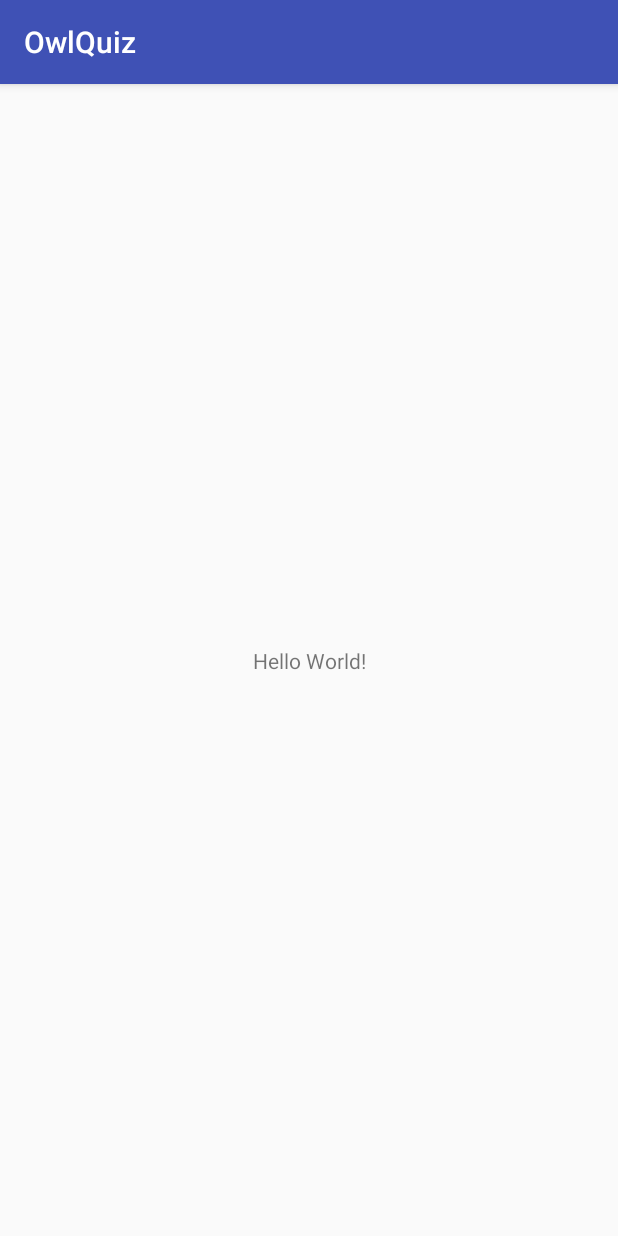
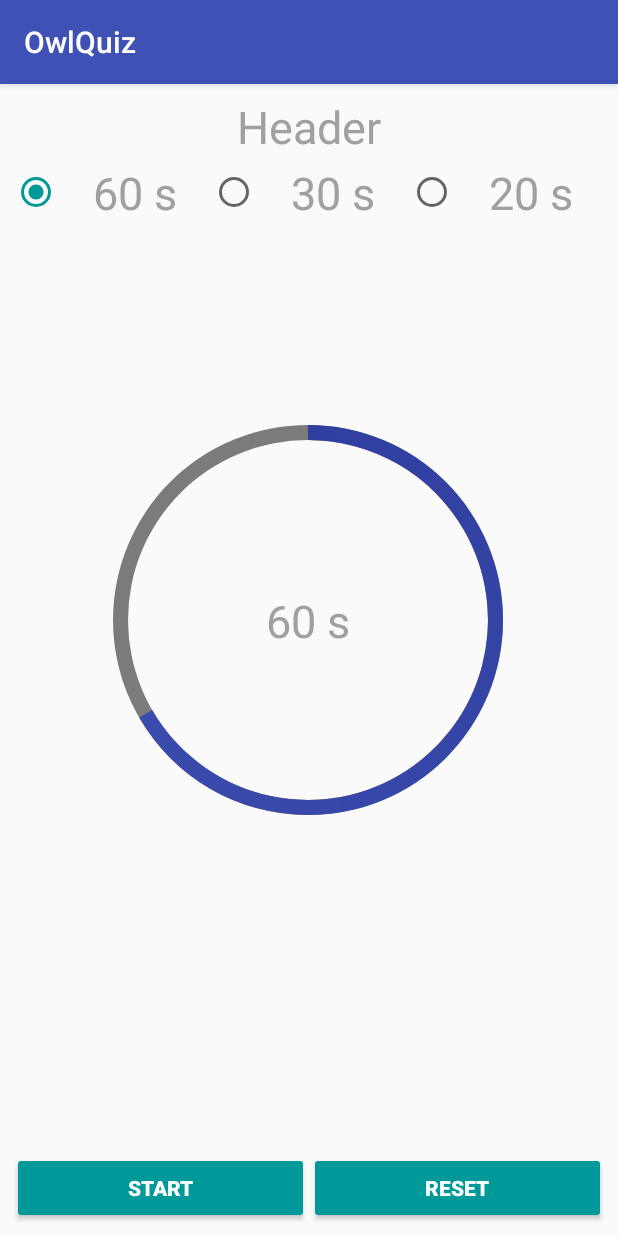
Before and after one commit to vmpay/owlQuiz, an Android app: the screen it shows after launch (MainActivity), on a phone screen of 412 x 824 dp. Run offline under Robolectric (Android 15) with nearby library versions, the phone set to English and light mode, and no system bars.

Commit message:
Timer view added

```diff
--- /dev/null
+++ b/app/src/main/res/drawable/circle_shape.xml
@@ -0,0 +1,11 @@
+<?xml version="1.0" encoding="utf-8"?>
+<shape
+	xmlns:android="http://schemas.android.com/apk/res/android"
+	android:shape="ring"
+	android:innerRadiusRatio="2.5"
+	android:thickness="10dp"
+	android:useLevel="false">
+
+	<solid android:color="@color/dark_grey"/>
+
+</shape>
--- /dev/null
+++ b/app/src/main/res/drawable/circular_progress_bar.xml
@@ -0,0 +1,18 @@
+<?xml version="1.0" encoding="utf-8"?>
+<rotate xmlns:android="http://schemas.android.com/apk/res/android"
+		android:fromDegrees="270"
+		android:toDegrees="270">
+	<shape
+		android:innerRadiusRatio="2.5"
+		android:shape="ring"
+		android:thickness="10dp"
+		android:useLevel="true"><!-- this line fixes the issue for lollipop api 21 -->
+
+		<gradient
+			android:angle="0"
+			android:endColor="@color/colorPrimary"
+			android:startColor="@color/colorPrimaryDark"
+			android:type="sweep"
+			android:useLevel="false"/>
+	</shape>
+</rotate>
--- a/app/src/main/res/layout/fragment_timer.xml
+++ b/app/src/main/res/layout/fragment_timer.xml
@@ -9,13 +9,128 @@
 	tools:context="eu.vmpay.owlquiz.MainActivity"
 	tools:showIn="@layout/app_bar_main">
 
+	<RadioGroup
+		android:id="@+id/radioGroup"
+		android:layout_width="match_parent"
+		android:layout_height="wrap_content"
+		android:layout_marginEnd="8dp"
+		android:layout_marginStart="8dp"
+		android:layout_marginTop="52dp"
+		android:checkedButton="@+id/rb60"
+		android:gravity="center_horizontal"
+		android:orientation="horizontal"
+		android:weightSum="3"
+		app:layout_constraintEnd_toEndOf="parent"
+		app:layout_constraintHorizontal_bias="0.0"
+		app:layout_constraintStart_toStartOf="parent"
+		app:layout_constraintTop_toTopOf="parent">
+
+		<RadioButton
+			android:id="@+id/rb60"
+			style="@style/RadioButton"
+			android:layout_weight="1"
+			android:text="@string/timer_60"
+			/>
+
+		<RadioButton
+			android:id="@+id/rb30"
+			style="@style/RadioButton"
+			android:layout_weight="1"
+			android:text="@string/timer_30"/>
+
+		<RadioButton
+			android:id="@+id/rb20"
+			style="@style/RadioButton"
+			android:layout_weight="1"
+			android:text="@string/timer_20"
+			/>
+
+	</RadioGroup>
+
 	<TextView
+		android:id="@+id/tvHeader"
+		style="@style/CommonText"
 		android:layout_width="wrap_content"
 		android:layout_height="wrap_content"
-		android:text="Hello World!"
+		android:layout_marginBottom="8dp"
+		android:layout_marginEnd="8dp"
+		android:layout_marginStart="8dp"
+		android:layout_marginTop="8dp"
+		android:text="@string/tv_header"
 		app:layout_constraintBottom_toBottomOf="parent"
-		app:layout_constraintLeft_toLeftOf="parent"
-		app:layout_constraintRight_toRightOf="parent"
-		app:layout_constraintTop_toTopOf="parent"/>
+		app:layout_constraintEnd_toEndOf="parent"
+		app:layout_constraintStart_toStartOf="parent"
+		app:layout_constraintTop_toTopOf="parent"
+		app:layout_constraintVertical_bias="0.0"
+		tools:text="Header"/>
+
+	<ProgressBar
+		android:id="@+id/progressBar"
+		style="?android:attr/progressBarStyleHorizontal"
+		android:layout_width="300dp"
+		android:layout_height="300dp"
+		android:layout_marginBottom="8dp"
+		android:layout_marginEnd="8dp"
+		android:layout_marginStart="8dp"
+		android:layout_marginTop="8dp"
+		android:background="@drawable/circle_shape"
+		android:indeterminate="false"
+		android:max="60"
+		android:progress="40"
+		android:progressDrawable="@drawable/circular_progress_bar"
+		app:layout_constraintBottom_toBottomOf="@+id/linearLayout"
+		app:layout_constraintEnd_toEndOf="parent"
+		app:layout_constraintHorizontal_bias="0.494"
+		app:layout_constraintStart_toStartOf="parent"
+		app:layout_constraintTop_toTopOf="parent"
+		app:layout_constraintVertical_bias="0.449"/>
+
+	<TextView
+		android:id="@+id/tvTimer"
+		style="@style/CommonText"
+		android:layout_width="wrap_content"
+		android:layout_height="wrap_content"
+		android:layout_marginBottom="8dp"
+		android:layout_marginEnd="8dp"
+		android:layout_marginStart="8dp"
+		android:layout_marginTop="8dp"
+		android:text="@string/timer_60"
+		app:layout_constraintBottom_toBottomOf="@+id/progressBar"
+		app:layout_constraintEnd_toEndOf="@+id/progressBar"
+		app:layout_constraintStart_toStartOf="@+id/progressBar"
+		app:layout_constraintTop_toTopOf="@+id/progressBar"
+		tools:text="40 s"/>
+
+	<LinearLayout
+		android:id="@+id/linearLayout"
+		android:layout_width="match_parent"
+		android:layout_height="wrap_content"
+		android:layout_marginBottom="8dp"
+		android:layout_marginEnd="8dp"
+		android:layout_marginStart="8dp"
+		android:gravity="center"
+		android:orientation="horizontal"
+		app:layout_constraintBottom_toBottomOf="parent"
+		app:layout_constraintEnd_toEndOf="parent"
+		app:layout_constraintStart_toStartOf="parent">
+
+		<Button
+			android:id="@+id/btnStart"
+			style="@style/NormalButton"
+			android:layout_width="wrap_content"
+			android:layout_height="wrap_content"
+			android:layout_weight="1"
+			android:text="@string/btn_start"
+			tools:text="start"/>
+
+		<Button
+			android:id="@+id/btnReset"
+			style="@style/NormalButton"
+			android:layout_width="wrap_content"
+			android:layout_height="wrap_content"
+			android:layout_weight="1"
+			android:text="@string/btn_reset"
+			tools:text="reset"/>
+	</LinearLayout>
 
 </android.support.constraint.ConstraintLayout>
--- a/app/src/main/res/values/colors.xml
+++ b/app/src/main/res/values/colors.xml
@@ -2,5 +2,10 @@
 <resources>
 	<color name="colorPrimary">#3F51B5</color>
 	<color name="colorPrimaryDark">#303F9F</color>
-	<color name="colorAccent">#FF4081</color>
+	<color name="colorAccent">#009999</color>
+	<color name="colorAccentDark">#005959</color>
+
+	<color name="common_text_color">#A0A0A0</color>
+	<color name="white">#FFFFFF</color>
+	<color name="dark_grey">#7b7b7b</color>
 </resources>
--- a/app/src/main/res/values/dimens.xml
+++ b/app/src/main/res/values/dimens.xml
@@ -5,4 +5,7 @@
 	<dimen name="nav_header_vertical_spacing">8dp</dimen>
 	<dimen name="nav_header_height">176dp</dimen>
 	<dimen name="fab_margin">16dp</dimen>
+	<dimen name="common_text_size">30sp</dimen>
+	<dimen name="normal_button_width">30dp</dimen>
+	<dimen name="normal_button_height">10dp</dimen>
 </resources>
--- a/app/src/main/res/values/strings.xml
+++ b/app/src/main/res/values/strings.xml
@@ -5,4 +5,11 @@
 	<string name="navigation_drawer_close">Close navigation drawer</string>
 
 	<string name="action_settings">Settings</string>
+	<string name="timer_60">60 s</string>
+	<string name="timer_30">30 s</string>
+	<string name="timer_20">20 s</string>
+	<string name="btn_reset">reset</string>
+	<string name="btn_start">start</string>
+	<string name="btn_stop">stop</string>
+	<string name="tv_header">Header</string>
 </resources>
--- a/app/src/main/res/values/styles.xml
+++ b/app/src/main/res/values/styles.xml
@@ -17,4 +17,29 @@
 
 	<style name="AppTheme.PopupOverlay" parent="ThemeOverlay.AppCompat.Light"/>
 
+	<style name="RadioButton" parent="Widget.AppCompat.CompoundButton.RadioButton">
+		<item name="android:layout_width">match_parent</item>
+		<item name="android:layout_height">match_parent</item>
+		<item name="android:textAlignment">center</item>
+		<item name="android:textSize">@dimen/common_text_size</item>
+		<item name="android:textColor">@color/common_text_color</item>
+	</style>
+
+	<style name="CommonText" parent="TextAppearance.AppCompat">
+		<item name="android:textSize">@dimen/common_text_size</item>
+		<item name="android:textColor">@color/common_text_color</item>
+	</style>
+
+	<style name="NormalButton" parent="Widget.AppCompat.Button.Colored">
+		<item name="android:width">@dimen/normal_button_width</item>
+		<item name="android:height">@dimen/normal_button_height</item>
+		<item name="android:layout_gravity">center_horizontal</item>
+		<item name="android:gravity">center_horizontal|center_vertical</item>
+		<item name="android:layout_centerHorizontal">true</item>
+		<item name="android:textColor">@color/white</item>
+		<item name="android:textStyle">bold</item>
+		<item name="android:textAllCaps">true</item>
+		<item name="android:focusable">true</item>
+		<item name="android:clickable">true</item>
+	</style>
 </resources>
```
